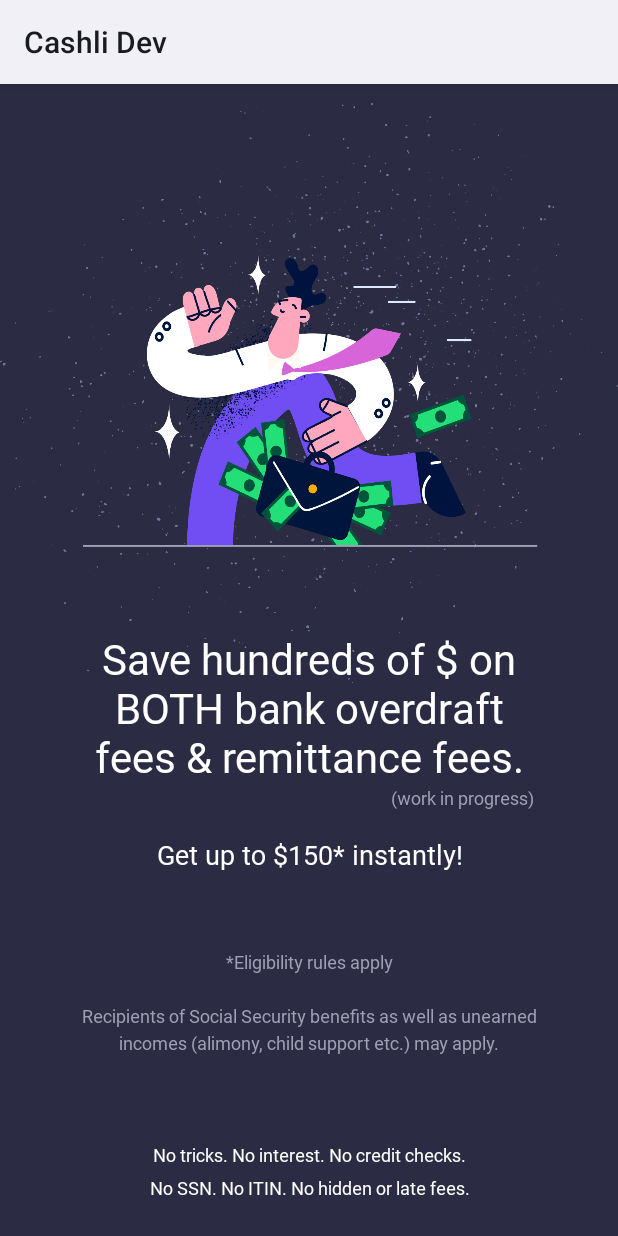
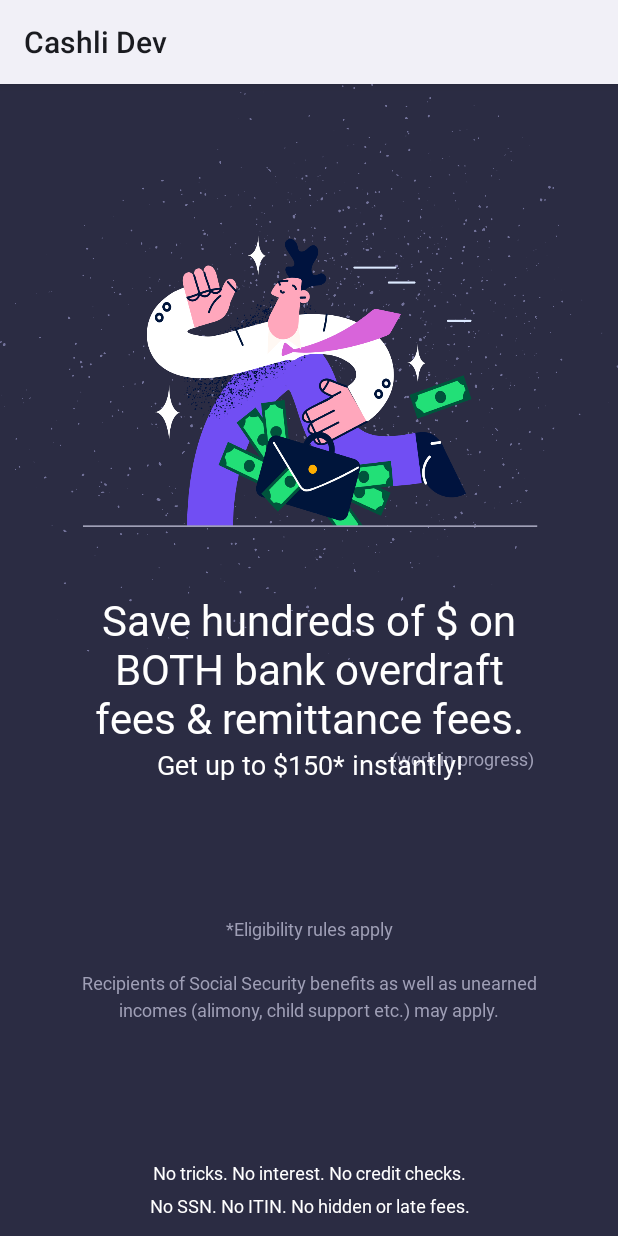
Before and after one commit to wolfpackdigitalapps/cashli-android, an Android app: the layout fr_onboarding_step.xml on its own in the app's theme, with its tools: preview values and no code run, on a phone screen of 412 x 824 dp. Run offline under Robolectric (Android 15) with nearby library versions, the phone set to English and light mode, and no system bars.

Commit message:
Final adjustments

```diff
--- a/app/src/main/java/com/wolfpackdigital/cashli/presentation/onboarding/OnboardingFragment.kt
+++ b/app/src/main/java/com/wolfpackdigital/cashli/presentation/onboarding/OnboardingFragment.kt
@@ -47,7 +47,6 @@ class OnboardingFragment :
             adapter = OnboardingPagerAdapter(this@OnboardingFragment, steps)
             registerOnPageChangeCallback(onPageChanged)
             binding?.dotsIndicator?.attachTo(this)
-            offscreenPageLimit = VIEW_PAGER_OFFSCREEN_PAGE_LIMIT
         }
     }
 
--- a/app/src/main/res/layout/fr_onboarding_step.xml
+++ b/app/src/main/res/layout/fr_onboarding_step.xml
@@ -27,14 +27,27 @@
             <ImageView
                 android:id="@+id/top_iv"
                 android:layout_width="0dp"
-                android:layout_height="0dp"
+                android:layout_height="wrap_content"
+                android:adjustViewBounds="true"
                 android:contentDescription="@null"
+                android:scaleType="fitXY"
                 app:drawableRes="@{viewModel.model.image}"
-                app:layout_constraintDimensionRatio="w,1:1"
                 app:layout_constraintEnd_toEndOf="parent"
                 app:layout_constraintStart_toStartOf="parent"
                 app:layout_constraintTop_toTopOf="parent"
                 tools:src="@drawable/ic_onboarding_3" />
+
+            <androidx.constraintlayout.widget.ConstraintLayout
+                android:id="@+id/a"
+                android:layout_width="0dp"
+                android:layout_height="wrap_content"
+                android:layout_marginTop="@dimen/dimen_negative_48dp"
+                app:layout_constraintBottom_toTopOf="@+id/tv_onboarding_content"
+                app:layout_constraintEnd_toEndOf="parent"
+                app:layout_constraintStart_toStartOf="parent"
+                app:layout_constraintTop_toBottomOf="@+id/top_iv"
+                app:layout_constraintVertical_bias="0.1"
+                app:layout_constraintVertical_chainStyle="spread_inside">
 
                 <com.google.android.material.textview.MaterialTextView
                     android:id="@+id/tv_onboarding_title"
@@ -43,14 +56,11 @@
                     android:layout_width="0dp"
                     android:layout_height="wrap_content"
                     android:layout_marginHorizontal="@dimen/dimen_48dp"
-                android:layout_marginTop="@dimen/dimen_negative_48dp"
                     android:textSize="@dimen/size_28sp"
-                app:layout_constraintBottom_toTopOf="@+id/tv_onboarding_subtitle"
                     app:layout_constraintEnd_toEndOf="parent"
                     app:layout_constraintStart_toStartOf="parent"
-                app:layout_constraintTop_toBottomOf="@+id/top_iv"
+                    app:layout_constraintTop_toTopOf="parent"
                     app:layout_constraintVertical_bias="0.1"
-                app:layout_constraintVertical_chainStyle="spread_inside"
                     app:textRes="@{viewModel.model.title}"
                     tools:text="@string/onboarding_title_3" />
 
@@ -76,12 +86,12 @@
                     android:layout_height="wrap_content"
                     android:layout_marginHorizontal="@dimen/dimen_48dp"
                     android:textSize="@dimen/size_18sp"
-                app:layout_constraintBottom_toTopOf="@+id/tv_onboarding_content"
                     app:layout_constraintEnd_toEndOf="parent"
                     app:layout_constraintStart_toStartOf="parent"
                     app:layout_constraintTop_toBottomOf="@+id/tv_onboarding_title"
                     app:textRes="@{viewModel.model.subtitle}"
                     tools:text="@string/onboarding_subtitle_1" />
+            </androidx.constraintlayout.widget.ConstraintLayout>
 
             <com.google.android.material.textview.MaterialTextView
                 android:id="@+id/tv_onboarding_content"
@@ -90,14 +100,14 @@
                 android:layout_width="0dp"
                 android:layout_height="wrap_content"
                 android:layout_marginHorizontal="@dimen/dimen_48dp"
-                android:layout_marginTop="@dimen/dimen_16dp"
+                android:layout_marginTop="@dimen/dimen_12dp"
                 android:lineSpacingExtra="@dimen/dimen_4dp"
                 android:textColor="@color/colorGrayB6"
                 android:textSize="@dimen/size_12sp"
                 app:layout_constraintBottom_toTopOf="@+id/tv_onboarding_news"
                 app:layout_constraintEnd_toEndOf="parent"
                 app:layout_constraintStart_toStartOf="parent"
-                app:layout_constraintTop_toBottomOf="@+id/tv_onboarding_subtitle"
+                app:layout_constraintTop_toBottomOf="@+id/a"
                 app:textRes="@{viewModel.model.content}"
                 tools:text="@string/onboarding_content_1" />
 
@@ -108,8 +118,8 @@
                 android:layout_width="0dp"
                 android:layout_height="wrap_content"
                 android:layout_marginHorizontal="@dimen/dimen_48dp"
-                android:layout_marginTop="@dimen/dimen_24dp"
-                android:layout_marginBottom="@dimen/dimen_24dp"
+                android:layout_marginTop="@dimen/dimen_16dp"
+                android:layout_marginBottom="@dimen/dimen_12dp"
                 android:lineSpacingExtra="@dimen/dimen_8dp"
                 android:textSize="@dimen/size_12sp"
                 app:layout_constraintBottom_toBottomOf="parent"
```
Lines whose indentation alone changed are shown as unchanged.
